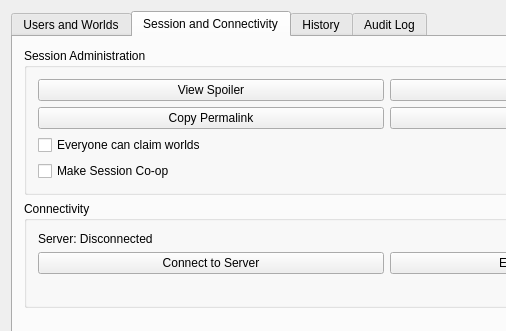
This is randovania/gui/ui_files/multiplayer_session.ui in randovania/randovania as Qt 5 draws it before an edit; both pictures show x 0 to 506 and y 0 to 331 of the 773 by 458 pixel window. The edited form follows.
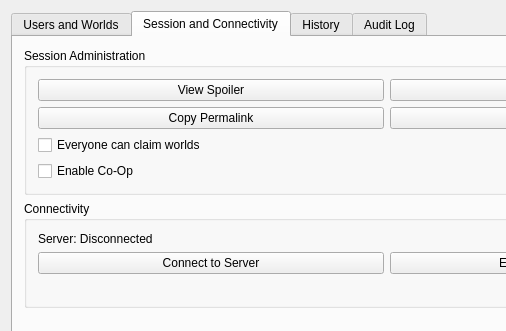
This is the edited form. The open tabs and pages were chosen to show the change.

Commit message: wording change, dont allow changing coop after genning

```diff
--- a/randovania/gui/ui_files/multiplayer_session.ui
+++ b/randovania/gui/ui_files/multiplayer_session.ui
@@ -153,7 +153,7 @@
            <item row="3" column="0">
             <widget class="QCheckBox" name="allow_coop_check">
              <property name="text">
-              <string>Make Session Co-op</string>
+              <string>Enable Co-Op</string>
              </property>
             </widget>
            </item>
```
The commit also changes 1 other file.
